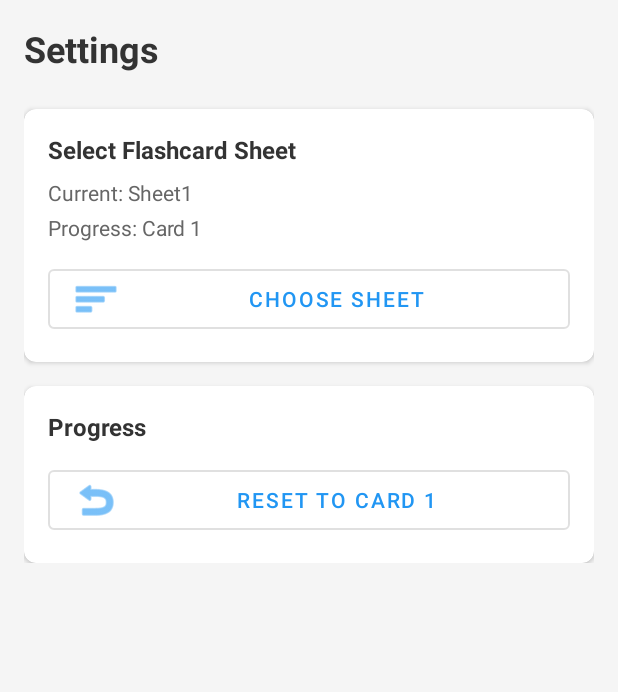
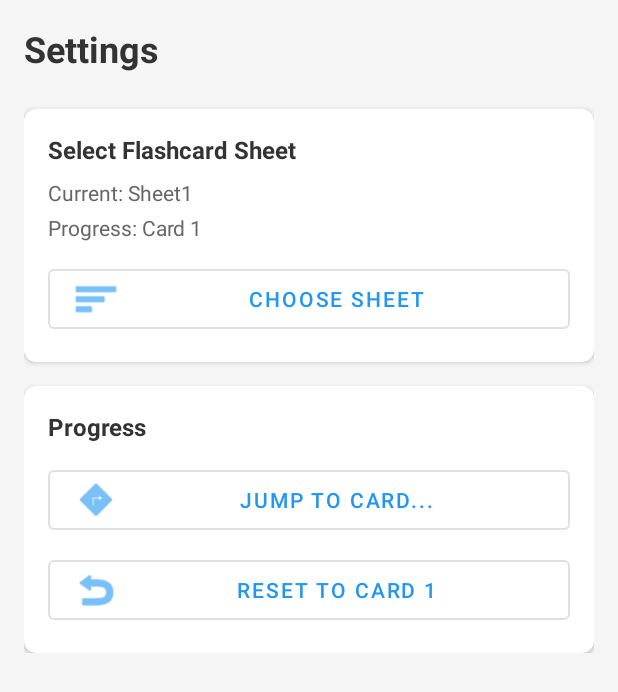
Before and after one commit to paulica1211/flashcards, an Android app: the SettingsActivity screen opened directly, with no data from a screen before it, on a phone screen of 412 x 824 dp. Shown: the top 692 px of the screen. Run offline under Robolectric (Android 15) with nearby library versions, the light colour scheme and no system bars.

Commit message:
feat: Add 'Jump to Card' functionality and enhance text formatting in flashcards

```diff
--- a/android/app/src/main/java/com/flashcardapp/network/ApiClient.java
+++ b/android/app/src/main/java/com/flashcardapp/network/ApiClient.java
@@ -8,7 +8,7 @@ import retrofit2.converter.gson.GsonConverterFactory;
 import java.util.concurrent.TimeUnit;
 
 public class ApiClient {
-    private static final String BASE_URL = "https://script.google.com/macros/s/AKfycbx_JVCFHLbYz-G5ddibM-s5YusUbRUtB1NEG8OWezZ7ziXi3sEudxEmvgFkvWHbShYT/";
+    private static final String BASE_URL = "https://script.google.com/macros/s/AKfycbw5gZJIvX2ViMKCteN7r8l76FMIqCIyx9cclRu92hUloxtQFPtoxy4k2v5PWHyr-Z5l/";
     private static Retrofit retrofit = null;
 
     public static Retrofit getClient() {
--- a/android/app/src/main/res/layout/activity_settings.xml
+++ b/android/app/src/main/res/layout/activity_settings.xml
@@ -94,6 +94,15 @@
                     android:layout_marginBottom="12dp" />
 
                 <com.google.android.material.button.MaterialButton
+                    android:id="@+id/jumpToCardButton"
+                    android:layout_width="match_parent"
+                    android:layout_height="wrap_content"
+                    android:text="Jump to Card..."
+                    app:icon="@android:drawable/ic_menu_directions"
+                    style="@style/Widget.MaterialComponents.Button.OutlinedButton"
+                    android:layout_marginBottom="8dp" />
+
+                <com.google.android.material.button.MaterialButton
                     android:id="@+id/resetProgressButton"
                     android:layout_width="match_parent"
                     android:layout_height="wrap_content"
```
Also changed, not shown: android/app/src/main/java/com/flashcardapp/ui/FlashcardActivity.java (+14 -2 lines), android/app/src/main/java/com/flashcardapp/ui/SettingsActivity.java (+64 -0 lines), 2 other files.
